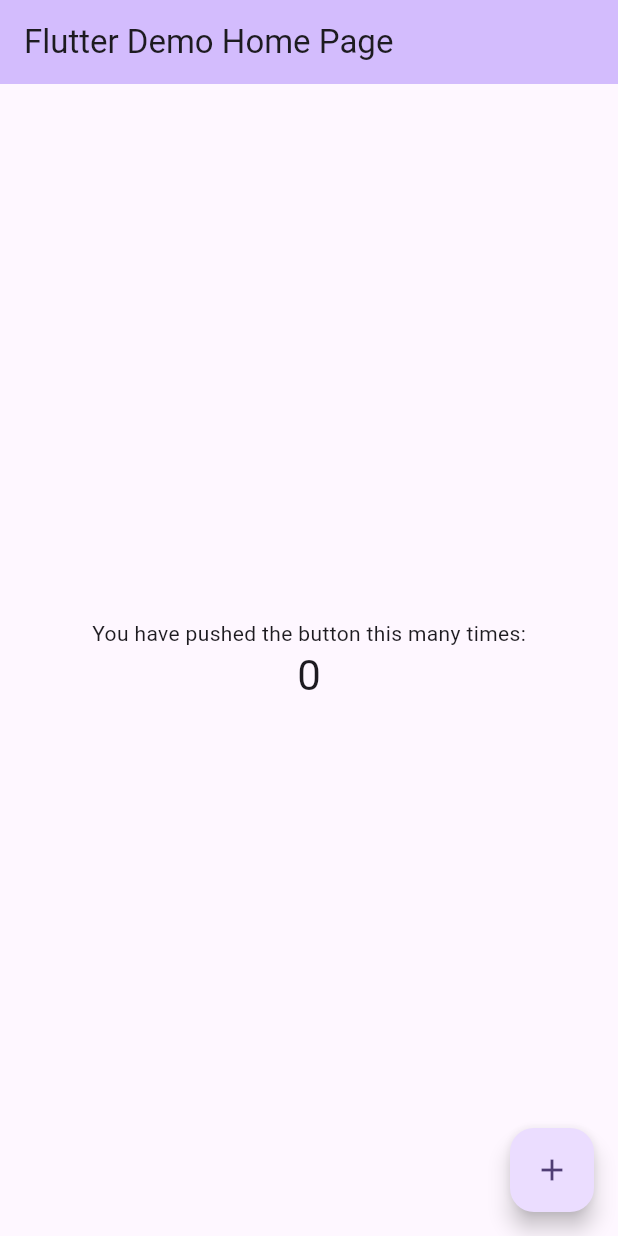
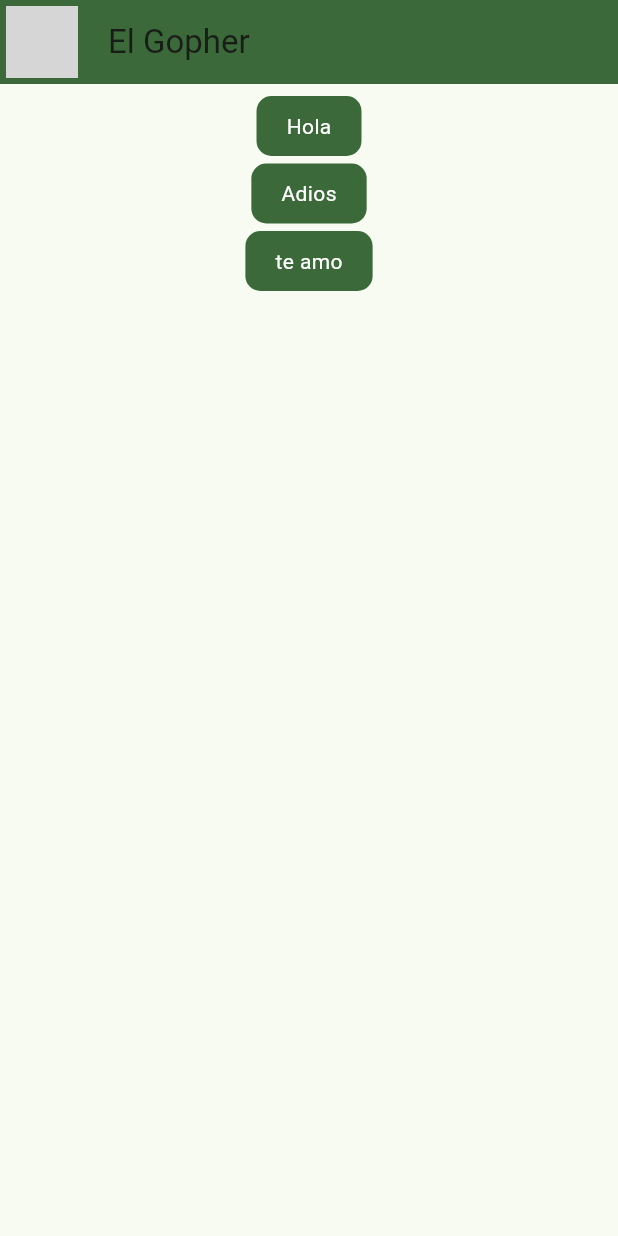
Before and after one commit to XMissingShadowX/bootcamp-p2-yes-or-no, a Flutter app: the screen it shows after launch, on a phone screen of 412 x 824 dp. Run offline on Flutter 3.47's test engine with Material 3 defaults, Android fonts, the phone set to English and light mode, and no system bars; network calls fail; grey boxes are pictures that could not be loaded.

Commit message:
feat: Implementacion de nombre del chat y primeros mensajes

```diff
--- /dev/null
+++ b/lib/config/theme/app_theme.dart
@@ -0,0 +1,23 @@
+import 'package:flutter/material.dart';
+
+class AppTheme {
+  final int selectedColor;
+
+  AppTheme({this.selectedColor = 0}): assert(selectedColor >= 0 && selectedColor <= _colorThemes.length - 1);
+
+  ThemeData them(){
+    return ThemeData(colorSchemeSeed: _colorThemes[selectedColor]);
+  }
+}
+
+const Color _customColor = Color(0xffffffff);
+const List<Color> _colorThemes = [
+  _customColor,
+  Colors.blue,
+  Colors.teal,
+  Colors.green,
+  Colors.yellow,
+  Colors.orange,
+  Colors.pink,
+  Colors.purple,
+];
--- a/lib/main.dart
+++ b/lib/main.dart
@@ -1,4 +1,6 @@
 import 'package:flutter/material.dart';
+import 'package:proyecto2yes_or_no_bootcamp/config/theme/app_theme.dart';
+import 'package:proyecto2yes_or_no_bootcamp/screens/chat_screen.dart';
 
 void main() {
   runApp(const MyApp());
@@ -11,112 +13,10 @@
   @override
   Widget build(BuildContext context) {
     return MaterialApp(
+      debugShowCheckedModeBanner: false,
       title: 'Flutter Demo',
-      theme: ThemeData(
-        // This is the theme of your application.
-        //
-        // TRY THIS: Try running your application with "flutter run". You'll see
-        // the application has a purple toolbar. Then, without quitting the app,
-        // try changing the seedColor in the colorScheme below to Colors.green
-        // and then invoke "hot reload" (save your changes or press the "hot
-        // reload" button in a Flutter-supported IDE, or press "r" if you used
-        // the command line to start the app).
-        //
-        // Notice that the counter didn't reset back to zero; the application
-        // state is not lost during the reload. To reset the state, use hot
-        // restart instead.
-        //
-        // This works for code too, not just values: Most code changes can be
-        // tested with just a hot reload.
-        colorScheme: .fromSeed(seedColor: Colors.deepPurple),
-      ),
-      home: const MyHomePage(title: 'Flutter Demo Home Page'),
+      theme: AppTheme(selectedColor: 3).them(),
+      home: ChatScreen(),
     );
   }
 }
-
-class MyHomePage extends StatefulWidget {
-  const MyHomePage({super.key, required this.title});
-
-  // This widget is the home page of your application. It is stateful, meaning
-  // that it has a State object (defined below) that contains fields that affect
-  // how it looks.
-
-  // This class is the configuration for the state. It holds the values (in this
-  // case the title) provided by the parent (in this case the App widget) and
-  // used by the build method of the State. Fields in a Widget subclass are
-  // always marked "final".
-
-  final String title;
-
-  @override
-  State<MyHomePage> createState() => _MyHomePageState();
-}
-
-class _MyHomePageState extends State<MyHomePage> {
-  int _counter = 0;
-
-  void _incrementCounter() {
-    setState(() {
-      // This call to setState tells the Flutter framework that something has
-      // changed in this State, which causes it to rerun the build method below
-      // so that the display can reflect the updated values. If we changed
-      // _counter without calling setState(), then the build method would not be
-      // called again, and so nothing would appear to happen.
-      _counter++;
-    });
-  }
-
-  @override
-  Widget build(BuildContext context) {
-    // This method is rerun every time setState is called, for instance as done
-    // by the _incrementCounter method above.
-    //
-    // The Flutter framework has been optimized to make rerunning build methods
-    // fast, so that you can just rebuild anything that needs updating rather
-    // than having to individually change instances of widgets.
-    return Scaffold(
-      appBar: AppBar(
-        // TRY THIS: Try changing the color here to a specific color (to
-        // Colors.amber, perhaps?) and trigger a hot reload to see the AppBar
-        // change color while the other colors stay the same.
-        backgroundColor: Theme.of(context).colorScheme.inversePrimary,
-        // Here we take the value from the MyHomePage object that was created by
-        // the App.build method, and use it to set our appbar title.
-        title: Text(widget.title),
-      ),
-      body: Center(
-        // Center is a layout widget. It takes a single child and positions it
-        // in the middle of the parent.
-        child: Column(
-          // Column is also a layout widget. It takes a list of children and
-          // arranges them vertically. By default, it sizes itself to fit its
-          // children horizontally, and tries to be as tall as its parent.
-          //
-          // Column has various properties to control how it sizes itself and
-          // how it positions its children. Here we use mainAxisAlignment to
-          // center the children vertically; the main axis here is the vertical
-          // axis because Columns are vertical (the cross axis would be
-          // horizontal).
-          //
-          // TRY THIS: Invoke "debug painting" (choose the "Toggle Debug Paint"
-          // action in the IDE, or press "p" in the console), to see the
-          // wireframe for each widget.
-          mainAxisAlignment: .center,
-          children: [
-            const Text('You have pushed the button this many times:'),
-            Text(
-              '$_counter',
-              style: Theme.of(context).textTheme.headlineMedium,
-            ),
-          ],
-        ),
-      ),
-      floatingActionButton: FloatingActionButton(
-        onPressed: _incrementCounter,
-        tooltip: 'Increment',
-        child: const Icon(Icons.add),
-      ),
-    );
-  }
-}
--- /dev/null
+++ b/lib/screens/chat_screen.dart
@@ -0,0 +1,70 @@
+import 'package:flutter/material.dart';
+
+class ChatScreen extends StatelessWidget{
+  const ChatScreen({super.key});
+
+  @override
+  Widget build(BuildContext context){
+    final colorScheme = Theme.of(context).colorScheme;
+    return Scaffold(
+      appBar: AppBar(
+        backgroundColor: colorScheme.primary,
+        leading: Padding(
+          padding: EdgeInsets.all(4.0),
+          child: CircleAvatar(
+            backgroundImage: NetworkImage(''),
+          ),
+        ),
+        title: Text("El Gopher"),
+        centerTitle: false,
+      ),
+      body: _ChatView(),
+    );
+  }
+}
+
+class _ChatView extends StatelessWidget{
+  @override
+  Widget build(BuildContext context) {
+    final colorScheme = Theme.of(context).colorScheme;
+    List<String> messages = ["Hola","Adios","te amo"];
+    return SafeArea(
+      child: Padding(
+        padding: EdgeInsets.all(8),
+        child: Column(
+          children: [
+            Expanded(
+              child: Padding(
+                padding: EdgeInsets.symmetric(horizontal: 2),
+                child: ListView.builder(
+                  itemCount: messages.length,
+                  itemBuilder: (context, index) {
+                    return Column(
+                      mainAxisAlignment: MainAxisAlignment.end,
+                      children: [
+                        Container(
+                          decoration: BoxDecoration(
+                            color: colorScheme.primary,
+                            borderRadius: BorderRadius.circular(10)
+                          ),
+                          child: Padding(
+                            padding: EdgeInsets.symmetric(horizontal: 20,vertical: 10),
+                            child: Text(
+                              messages[index],
+                              style: TextStyle(color: Colors.white)
+                            ),
+                          )
+                        ),
+                        SizedBox(height: 5,)
+                      ],
+                    );
+                  }
+                )
+              )
+            )
+          ],
+        )
+      )
+    );
+  }
+}
```
